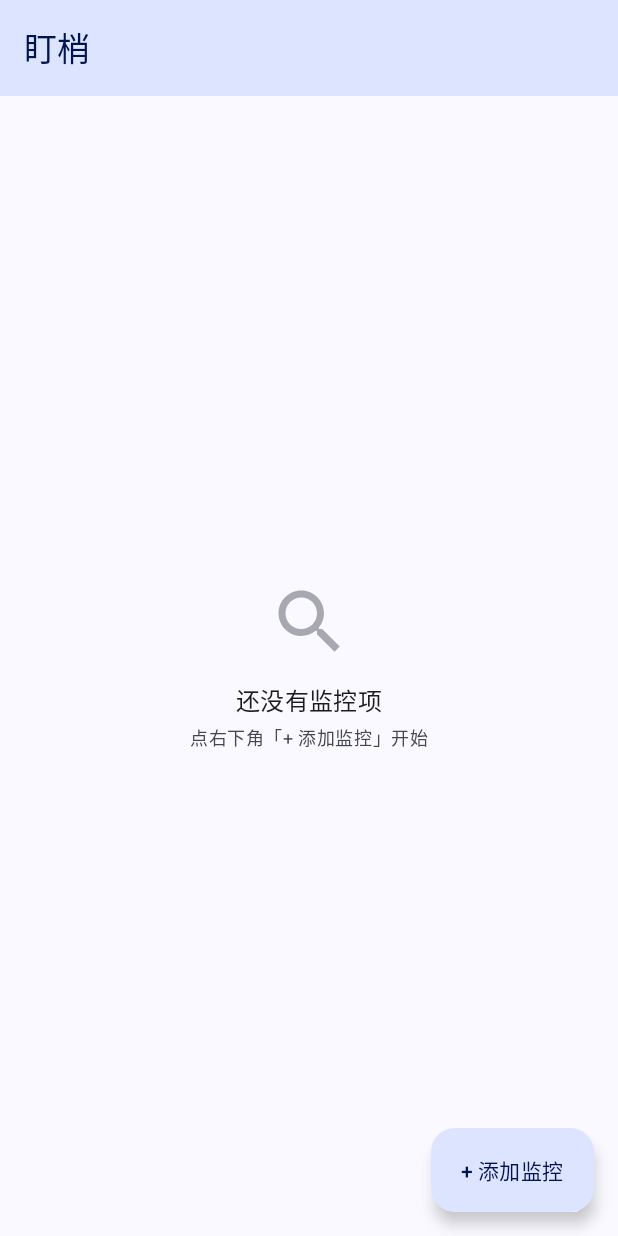
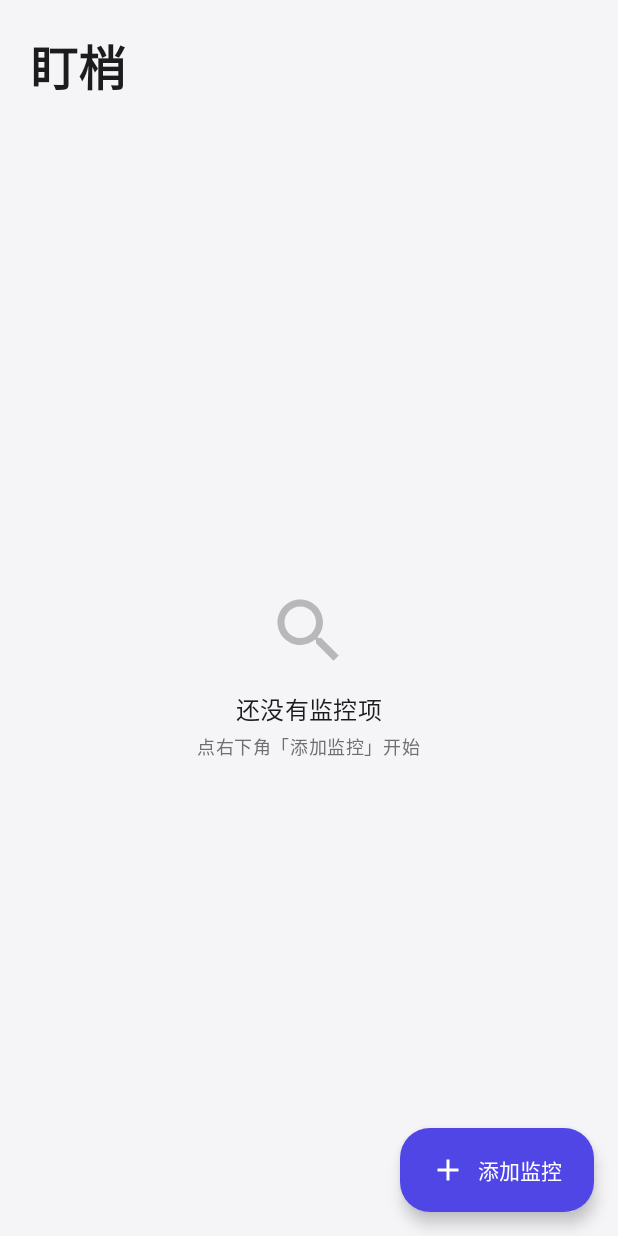
Before and after one commit to lidongze1002/watchdog, an Android app built with Jetpack Compose: the screen it shows after launch (MainActivity), on a phone screen of 412 x 824 dp. Run offline under Robolectric (Android 15) with nearby library versions, the phone set to English and light mode, and no system bars; our stand-ins replace Room's generated code; 1 statement that could not run was skipped.

Commit message:
style: modern 2026 UI (light-gray canvas, white bordered cards, large titles, clean top bars)

```diff
--- a/app/src/main/java/com/mvp/watchdog/ui/common/AppTopBar.kt
+++ b/app/src/main/java/com/mvp/watchdog/ui/common/AppTopBar.kt
@@ -11,6 +11,7 @@ import androidx.compose.material3.Text
 import androidx.compose.material3.TopAppBar
 import androidx.compose.material3.TopAppBarDefaults
 import androidx.compose.runtime.Composable
+import androidx.compose.ui.text.font.FontWeight
 
 @OptIn(ExperimentalMaterial3Api::class)
 @Composable
@@ -20,7 +21,13 @@ fun AppTopBar(
     actions: @Composable RowScope.() -> Unit = {}
 ) {
     TopAppBar(
-        title = { Text(title) },
+        title = {
+            Text(
+                title,
+                style = MaterialTheme.typography.titleMedium,
+                fontWeight = FontWeight.SemiBold
+            )
+        },
         navigationIcon = {
             if (onBack != null) {
                 IconButton(onClick = onBack) {
@@ -30,10 +37,10 @@ fun AppTopBar(
         },
         actions = actions,
         colors = TopAppBarDefaults.topAppBarColors(
-            containerColor = MaterialTheme.colorScheme.primaryContainer,
-            titleContentColor = MaterialTheme.colorScheme.onPrimaryContainer,
-            navigationIconContentColor = MaterialTheme.colorScheme.onPrimaryContainer,
-            actionIconContentColor = MaterialTheme.colorScheme.onPrimaryContainer
+            containerColor = MaterialTheme.colorScheme.background,
+            titleContentColor = MaterialTheme.colorScheme.onBackground,
+            navigationIconContentColor = MaterialTheme.colorScheme.onBackground,
+            actionIconContentColor = MaterialTheme.colorScheme.onBackground
         )
     )
 }
--- a/app/src/main/java/com/mvp/watchdog/ui/monitorlist/MonitorListScreen.kt
+++ b/app/src/main/java/com/mvp/watchdog/ui/monitorlist/MonitorListScreen.kt
@@ -1,7 +1,6 @@
 package com.mvp.watchdog.ui.monitorlist
 
 import androidx.compose.foundation.background
-import androidx.compose.foundation.clickable
 import androidx.compose.foundation.layout.Arrangement
 import androidx.compose.foundation.layout.Box
 import androidx.compose.foundation.layout.Column
@@ -9,16 +8,16 @@ import androidx.compose.foundation.layout.PaddingValues
 import androidx.compose.foundation.layout.Row
 import androidx.compose.foundation.layout.Spacer
 import androidx.compose.foundation.layout.fillMaxSize
-import androidx.compose.foundation.layout.fillMaxWidth
 import androidx.compose.foundation.layout.height
 import androidx.compose.foundation.layout.padding
 import androidx.compose.foundation.layout.size
+import androidx.compose.foundation.layout.width
 import androidx.compose.foundation.lazy.LazyColumn
 import androidx.compose.foundation.lazy.items
 import androidx.compose.foundation.shape.CircleShape
 import androidx.compose.material.icons.Icons
+import androidx.compose.material.icons.filled.Add
 import androidx.compose.material.icons.filled.Search
-import androidx.compose.material3.Card
 import androidx.compose.material3.ExtendedFloatingActionButton
 import androidx.compose.material3.Icon
 import androidx.compose.material3.MaterialTheme
@@ -29,8 +28,10 @@ import androidx.compose.runtime.collectAsState
 import androidx.compose.runtime.getValue
 import androidx.compose.ui.Alignment
 import androidx.compose.ui.Modifier
+import androidx.compose.ui.text.font.FontWeight
+import androidx.compose.ui.text.style.TextOverflow
 import androidx.compose.ui.unit.dp
-import com.mvp.watchdog.ui.common.AppTopBar
+import com.mvp.watchdog.ui.common.AppCard
 import com.mvp.watchdog.ui.formatTime
 
 @Composable
@@ -43,16 +44,27 @@ fun MonitorListScreen(
     val unseenIds by vm.unseenIds.collectAsState()
 
     Scaffold(
-        topBar = { AppTopBar(title = "盯梢") },
         floatingActionButton = {
-            ExtendedFloatingActionButton(onClick = onAdd) { Text("+ 添加监控") }
+            ExtendedFloatingActionButton(
+                onClick = onAdd,
+                containerColor = MaterialTheme.colorScheme.primary,
+                contentColor = MaterialTheme.colorScheme.onPrimary
+            ) {
+                Icon(Icons.Filled.Add, contentDescription = null)
+                Spacer(Modifier.width(8.dp))
+                Text("添加监控")
+            }
         }
     ) { padding ->
+        Column(Modifier.fillMaxSize().padding(padding)) {
+            Text(
+                "盯梢",
+                style = MaterialTheme.typography.headlineLarge,
+                fontWeight = FontWeight.Bold,
+                modifier = Modifier.padding(start = 20.dp, end = 20.dp, top = 20.dp, bottom = 8.dp)
+            )
             if (monitors.isEmpty()) {
-            Box(
-                modifier = Modifier.fillMaxSize().padding(padding),
-                contentAlignment = Alignment.Center
-            ) {
+                Box(Modifier.fillMaxSize(), contentAlignment = Alignment.Center) {
                     Column(horizontalAlignment = Alignment.CenterHorizontally) {
                         Icon(
                             Icons.Filled.Search,
@@ -64,7 +76,7 @@ fun MonitorListScreen(
                         Text("还没有监控项", style = MaterialTheme.typography.titleMedium)
                         Spacer(Modifier.height(4.dp))
                         Text(
-                        "点右下角「+ 添加监控」开始",
+                            "点右下角「添加监控」开始",
                             style = MaterialTheme.typography.bodySmall,
                             color = MaterialTheme.colorScheme.onSurfaceVariant
                         )
@@ -72,35 +84,41 @@ fun MonitorListScreen(
                 }
             } else {
                 LazyColumn(
-                modifier = Modifier.fillMaxSize().padding(padding),
-                contentPadding = PaddingValues(16.dp),
-                verticalArrangement = Arrangement.spacedBy(8.dp)
+                    modifier = Modifier.fillMaxSize(),
+                    contentPadding = PaddingValues(horizontal = 16.dp, vertical = 8.dp),
+                    verticalArrangement = Arrangement.spacedBy(10.dp)
                 ) {
                     items(monitors, key = { it.id }) { m ->
-                    Card(
-                        modifier = Modifier
-                            .fillMaxWidth()
-                            .clickable { onOpen(m.id) }
-                    ) {
-                        Column(Modifier.padding(16.dp)) {
+                        AppCard(onClick = { onOpen(m.id) }) {
                             Row(verticalAlignment = Alignment.CenterVertically) {
-                                Text(m.name, style = MaterialTheme.typography.titleMedium, modifier = Modifier.weight(1f))
+                                Text(
+                                    m.name,
+                                    style = MaterialTheme.typography.titleMedium,
+                                    fontWeight = FontWeight.SemiBold,
+                                    modifier = Modifier.weight(1f),
+                                    maxLines = 1,
+                                    overflow = TextOverflow.Ellipsis
+                                )
                                 if (m.id in unseenIds) {
                                     Box(
                                         modifier = Modifier
-                                            .size(10.dp)
+                                            .size(9.dp)
                                             .background(MaterialTheme.colorScheme.primary, CircleShape)
                                     )
                                 }
                             }
+                            Spacer(Modifier.height(4.dp))
                             Text(
                                 m.url,
                                 style = MaterialTheme.typography.bodySmall,
-                                color = MaterialTheme.colorScheme.onSurfaceVariant
+                                color = MaterialTheme.colorScheme.onSurfaceVariant,
+                                maxLines = 1,
+                                overflow = TextOverflow.Ellipsis
                             )
+                            Spacer(Modifier.height(6.dp))
                             Text(
                                 formatTime(m.lastCheckedAt),
-                                style = MaterialTheme.typography.bodySmall,
+                                style = MaterialTheme.typography.labelSmall,
                                 color = MaterialTheme.colorScheme.onSurfaceVariant
                             )
                         }
--- a/app/src/main/java/com/mvp/watchdog/ui/theme/Theme.kt
+++ b/app/src/main/java/com/mvp/watchdog/ui/theme/Theme.kt
@@ -1,47 +1,64 @@
 package com.mvp.watchdog.ui.theme
 
 import androidx.compose.foundation.isSystemInDarkTheme
+import androidx.compose.foundation.shape.RoundedCornerShape
 import androidx.compose.material3.MaterialTheme
+import androidx.compose.material3.Shapes
 import androidx.compose.material3.darkColorScheme
 import androidx.compose.material3.lightColorScheme
 import androidx.compose.runtime.Composable
 import androidx.compose.ui.graphics.Color
+import androidx.compose.ui.unit.dp
 
 private val LightColors = lightColorScheme(
-    primary = Color(0xFF2A5BDB),
+    primary = Color(0xFF4F46E5),
     onPrimary = Color(0xFFFFFFFF),
-    primaryContainer = Color(0xFFDCE4FF),
-    onPrimaryContainer = Color(0xFF001452),
-    secondary = Color(0xFF00639B),
+    primaryContainer = Color(0xFFEEF0FF),
+    onPrimaryContainer = Color(0xFF1E1B4B),
+    secondary = Color(0xFF6B7280),
     onSecondary = Color(0xFFFFFFFF),
-    secondaryContainer = Color(0xFFCDE5FF),
-    onSecondaryContainer = Color(0xFF001D32),
-    tertiary = Color(0xFF7A4FA0),
-    background = Color(0xFFF9F9FF),
-    onBackground = Color(0xFF1A1B20),
-    surface = Color(0xFFF9F9FF),
-    onSurface = Color(0xFF1A1B20),
-    surfaceVariant = Color(0xFFE2E1EC),
-    onSurfaceVariant = Color(0xFF45464F),
-    outline = Color(0xFF757780),
-    error = Color(0xFFBA1A1A)
+    secondaryContainer = Color(0xFFF3F4F6),
+    onSecondaryContainer = Color(0xFF1F2937),
+    tertiary = Color(0xFF0EA5E9),
+    onTertiary = Color(0xFFFFFFFF),
+    background = Color(0xFFF5F5F7),
+    onBackground = Color(0xFF1C1C1E),
+    surface = Color(0xFFFFFFFF),
+    onSurface = Color(0xFF1C1C1E),
+    surfaceVariant = Color(0xFFF2F2F7),
+    onSurfaceVariant = Color(0xFF6E6E73),
+    outline = Color(0xFFE5E5EA),
+    outlineVariant = Color(0xFFF0F0F2),
+    error = Color(0xFFD92D20),
+    onError = Color(0xFFFFFFFF)
 )
 
 private val DarkColors = darkColorScheme(
-    primary = Color(0xFFB4C4FF),
-    onPrimary = Color(0xFF00277C),
-    primaryContainer = Color(0xFF0B3EAE),
-    onPrimaryContainer = Color(0xFFDCE4FF),
-    secondary = Color(0xFF93CCFF),
-    onSecondary = Color(0xFF003354),
-    secondaryContainer = Color(0xFF004A75),
-    onSecondaryContainer = Color(0xFFCDE5FF),
-    background = Color(0xFF1A1B20),
-    onBackground = Color(0xFFE3E1E9),
-    surface = Color(0xFF1A1B20),
-    onSurface = Color(0xFFE3E1E9),
-    surfaceVariant = Color(0xFF45464F),
-    onSurfaceVariant = Color(0xFFC6C6D0)
+    primary = Color(0xFFA5B4FC),
+    onPrimary = Color(0xFF1E1B4B),
+    primaryContainer = Color(0xFF3730A3),
+    onPrimaryContainer = Color(0xFFEEF0FF),
+    secondary = Color(0xFF9CA3AF),
+    onSecondary = Color(0xFF1F2937),
+    secondaryContainer = Color(0xFF374151),
+    onSecondaryContainer = Color(0xFFF3F4F6),
+    background = Color(0xFF111114),
+    onBackground = Color(0xFFEDEDF0),
+    surface = Color(0xFF1C1C20),
+    onSurface = Color(0xFFEDEDF0),
+    surfaceVariant = Color(0xFF2A2A2F),
+    onSurfaceVariant = Color(0xFFA1A1AA),
+    outline = Color(0xFF3A3A40),
+    outlineVariant = Color(0xFF2A2A2F),
+    error = Color(0xFFFF6B6B)
+)
+
+private val AppShapes = Shapes(
+    extraSmall = RoundedCornerShape(8.dp),
+    small = RoundedCornerShape(10.dp),
+    medium = RoundedCornerShape(14.dp),
+    large = RoundedCornerShape(20.dp),
+    extraLarge = RoundedCornerShape(28.dp)
 )
 
 @Composable
@@ -51,6 +68,7 @@ fun WatchdogTheme(
 ) {
     MaterialTheme(
         colorScheme = if (darkTheme) DarkColors else LightColors,
+        shapes = AppShapes,
         content = content
     )
 }
```
Also changed, not shown: app/src/main/java/com/mvp/watchdog/ui/common/AppCard.kt (added, +33 -0 lines), app/src/main/java/com/mvp/watchdog/ui/monitordetail/MonitorDetailScreen.kt (+9 -4 lines). Lines whose indentation alone changed are shown as unchanged.
